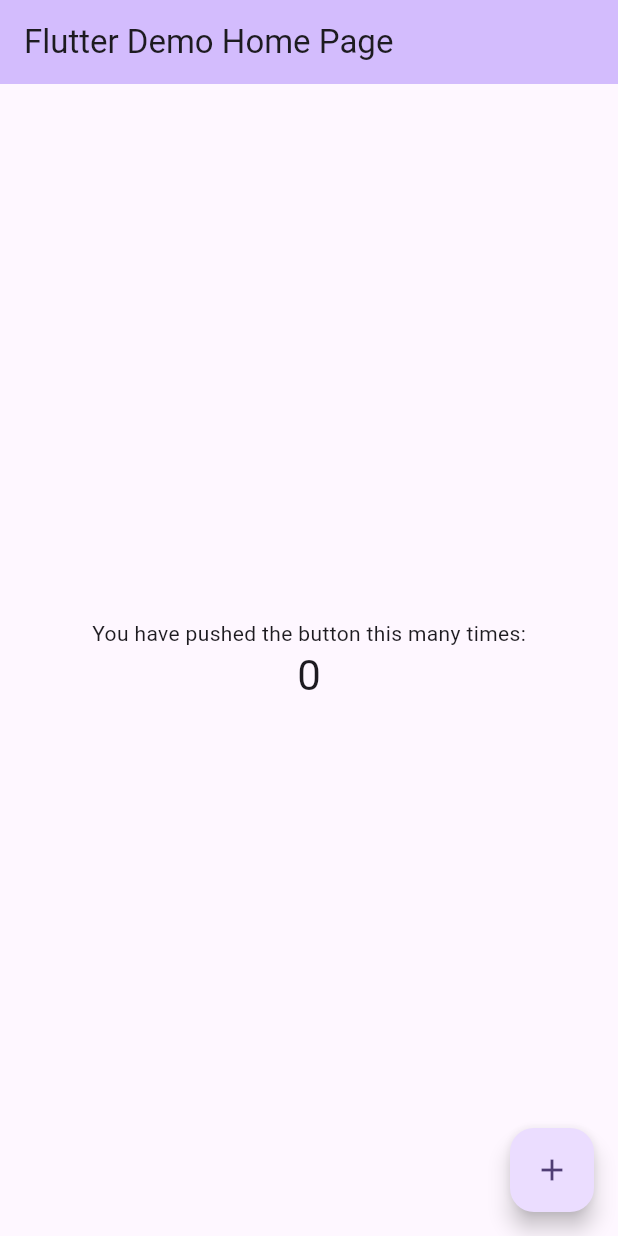
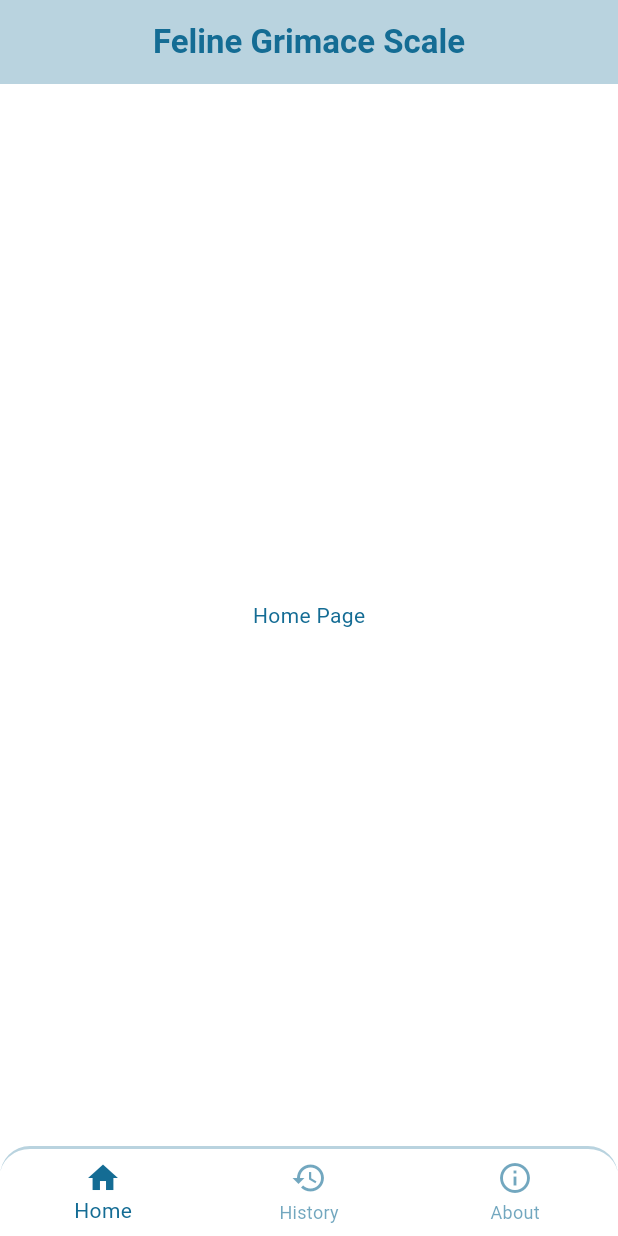
Before and after one commit to rmcaoile/KittyCheck, a Flutter app: the screen it shows after launch, on a phone screen of 412 x 824 dp. Run offline on Flutter 3.47's test engine with Material 3 defaults, Android fonts, the phone set to English and light mode, and no system bars.

Commit message:
feat: made initial pages

```diff
--- /dev/null
+++ b/lib/about/about.dart
@@ -0,0 +1,16 @@
+import 'package:flutter/material.dart';
+import 'package:cat_pain_detector/theme.dart';
+
+class AboutPage extends StatelessWidget {
+  const AboutPage({super.key});
+
+  @override
+  Widget build(BuildContext context) {
+    return Container(
+      color: whiteColor,
+      child: const Center(
+        child: Text('About Page'),
+      ),
+    );
+  }
+}
--- /dev/null
+++ b/lib/history/history.dart
@@ -0,0 +1,16 @@
+import 'package:flutter/material.dart';
+import 'package:cat_pain_detector/theme.dart';
+
+class HistoryPage extends StatelessWidget {
+  const HistoryPage({super.key});
+
+  @override
+  Widget build(BuildContext context) {
+    return Container(
+      color: whiteColor,
+      child: const Center(
+        child: Text('History Page'),
+      ),
+    );
+  }
+}
--- /dev/null
+++ b/lib/home/home.dart
@@ -0,0 +1,16 @@
+import 'package:flutter/material.dart';
+import 'package:cat_pain_detector/theme.dart';
+
+class HomePage extends StatelessWidget {
+  const HomePage({super.key});
+
+  @override
+  Widget build(BuildContext context) {
+    return Container(
+      color: whiteColor,
+      child: const Center(
+        child: Text('Home Page'),
+      ),
+    );
+  }
+}
--- a/lib/main.dart
+++ b/lib/main.dart
@@ -1,4 +1,9 @@
 import 'package:flutter/material.dart';
+import 'package:cat_pain_detector/navbar.dart';
+import 'package:cat_pain_detector/home/home.dart';
+import 'package:cat_pain_detector/history/history.dart';
+import 'package:cat_pain_detector/about/about.dart';
+import 'package:cat_pain_detector/theme.dart';
 
 void main() {
   runApp(const MyApp());
@@ -7,115 +12,59 @@ void main() {
 class MyApp extends StatelessWidget {
   const MyApp({super.key});
 
-  // This widget is the root of your application.
   @override
   Widget build(BuildContext context) {
     return MaterialApp(
-      title: 'Flutter Demo',
-      theme: ThemeData(
-        // This is the theme of your application.
-        //
-        // TRY THIS: Try running your application with "flutter run". You'll see
-        // the application has a purple toolbar. Then, without quitting the app,
-        // try changing the seedColor in the colorScheme below to Colors.green
-        // and then invoke "hot reload" (save your changes or press the "hot
-        // reload" button in a Flutter-supported IDE, or press "r" if you used
-        // the command line to start the app).
-        //
-        // Notice that the counter didn't reset back to zero; the application
-        // state is not lost during the reload. To reset the state, use hot
-        // restart instead.
-        //
-        // This works for code too, not just values: Most code changes can be
-        // tested with just a hot reload.
-        colorScheme: .fromSeed(seedColor: Colors.deepPurple),
-      ),
-      home: const MyHomePage(title: 'Flutter Demo Home Page'),
+      title: 'Feline Grimace Scale',
+      theme: appTheme,
+      home: const MyHomePage(),
     );
   }
 }
 
 class MyHomePage extends StatefulWidget {
-  const MyHomePage({super.key, required this.title});
-
-  // This widget is the home page of your application. It is stateful, meaning
-  // that it has a State object (defined below) that contains fields that affect
-  // how it looks.
-
-  // This class is the configuration for the state. It holds the values (in this
-  // case the title) provided by the parent (in this case the App widget) and
-  // used by the build method of the State. Fields in a Widget subclass are
-  // always marked "final".
-
-  final String title;
+  const MyHomePage({super.key});
 
   @override
   State<MyHomePage> createState() => _MyHomePageState();
 }
 
 class _MyHomePageState extends State<MyHomePage> {
-  int _counter = 0;
+  int _selectedIndex = 0;
 
-  void _incrementCounter() {
+  static const List<Widget> _widgetOptions = <Widget>[
+    HomePage(),
+    HistoryPage(),
+    AboutPage(),
+  ];
+
+  static const List<String> _titles = <String>[
+    'Feline Grimace Scale',
+    'History',
+    'About',
+  ];
+
+  void _onItemTapped(int index) {
     setState(() {
-      // This call to setState tells the Flutter framework that something has
-      // changed in this State, which causes it to rerun the build method below
-      // so that the display can reflect the updated values. If we changed
-      // _counter without calling setState(), then the build method would not be
-      // called again, and so nothing would appear to happen.
-      _counter++;
+      _selectedIndex = index;
     });
   }
 
   @override
   Widget build(BuildContext context) {
-    // This method is rerun every time setState is called, for instance as done
-    // by the _incrementCounter method above.
-    //
-    // The Flutter framework has been optimized to make rerunning build methods
-    // fast, so that you can just rebuild anything that needs updating rather
-    // than having to individually change instances of widgets.
     return Scaffold(
       appBar: AppBar(
-        // TRY THIS: Try changing the color here to a specific color (to
-        // Colors.amber, perhaps?) and trigger a hot reload to see the AppBar
-        // change color while the other colors stay the same.
-        backgroundColor: Theme.of(context).colorScheme.inversePrimary,
-        // Here we take the value from the MyHomePage object that was created by
-        // the App.build method, and use it to set our appbar title.
-        title: Text(widget.title),
-      ),
-      body: Center(
-        // Center is a layout widget. It takes a single child and positions it
-        // in the middle of the parent.
-        child: Column(
-          // Column is also a layout widget. It takes a list of children and
-          // arranges them vertically. By default, it sizes itself to fit its
-          // children horizontally, and tries to be as tall as its parent.
-          //
-          // Column has various properties to control how it sizes itself and
-          // how it positions its children. Here we use mainAxisAlignment to
-          // center the children vertically; the main axis here is the vertical
-          // axis because Columns are vertical (the cross axis would be
-          // horizontal).
-          //
-          // TRY THIS: Invoke "debug painting" (choose the "Toggle Debug Paint"
-          // action in the IDE, or press "p" in the console), to see the
-          // wireframe for each widget.
-          mainAxisAlignment: .center,
-          children: [
-            const Text('You have pushed the button this many times:'),
-            Text(
-              '$_counter',
-              style: Theme.of(context).textTheme.headlineMedium,
-            ),
-          ],
+        backgroundColor: lightBlue,
+        centerTitle: true,
+        title: Text(
+          _titles[_selectedIndex],
+          style: const TextStyle(fontWeight: FontWeight.bold),
         ),
       ),
-      floatingActionButton: FloatingActionButton(
-        onPressed: _incrementCounter,
-        tooltip: 'Increment',
-        child: const Icon(Icons.add),
+      body: _widgetOptions.elementAt(_selectedIndex),
+      bottomNavigationBar: CustomBottomNavBar(
+        currentIndex: _selectedIndex,
+        onTap: _onItemTapped,
       ),
     );
   }
--- /dev/null
+++ b/lib/navbar.dart
@@ -0,0 +1,58 @@
+import 'package:flutter/material.dart';
+import 'package:cat_pain_detector/theme.dart';
+
+class CustomBottomNavBar extends StatelessWidget {
+  final int currentIndex;
+  final ValueChanged<int> onTap;
+
+  const CustomBottomNavBar({
+    super.key,
+    required this.currentIndex,
+    required this.onTap,
+  });
+
+  @override
+  Widget build(BuildContext context) {
+    final colorScheme = Theme.of(context).colorScheme;
+    return Container(
+      decoration: BoxDecoration(
+        color: Colors.white,
+        border: Border(
+          top: BorderSide(color: lightBlue, width: 2),
+        ),
+        borderRadius: const BorderRadius.only(
+          topLeft: Radius.circular(20),
+          topRight: Radius.circular(20),
+        ),
+      ),
+      child: ClipRRect(
+        borderRadius: const BorderRadius.only(
+          topLeft: Radius.circular(18),
+          topRight: Radius.circular(18),
+        ),
+        child: BottomNavigationBar(
+          items: <BottomNavigationBarItem>[
+            BottomNavigationBarItem(
+              icon: currentIndex == 0 ? const Icon(Icons.home) : const Icon(Icons.home_outlined),
+              label: 'Home',
+            ),
+            BottomNavigationBarItem(
+              icon: currentIndex == 1 ? const Icon(Icons.history) : const Icon(Icons.history_outlined),
+              label: 'History',
+            ),
+            BottomNavigationBarItem(
+              icon: currentIndex == 2 ? const Icon(Icons.info) : const Icon(Icons.info_outlined),
+              label: 'About',
+            ),
+          ],
+          currentIndex: currentIndex,
+          selectedItemColor: colorScheme.onSurface,
+          unselectedItemColor: colorScheme.onSurface.withValues(alpha: 0.6),
+          backgroundColor: Colors.transparent,
+          elevation: 0,
+          onTap: onTap,
+        ),
+      ),
+    );
+  }
+}
--- /dev/null
+++ b/lib/theme.dart
@@ -0,0 +1,23 @@
+import 'package:flutter/material.dart';
+
+const Color whiteColor = Colors.white;
+const Color lightBlue = Color.fromRGBO(185, 211, 223, 1.0);
+const Color darkBlue = Color.fromRGBO(20, 108, 148, 1.0);
+
+ThemeData appTheme = ThemeData(
+  colorScheme: ColorScheme.fromSeed(
+    seedColor: lightBlue,
+    primary: darkBlue,
+    surface: whiteColor,
+    onSurface: darkBlue,
+  ),
+  scaffoldBackgroundColor: whiteColor,
+  textTheme: TextTheme(
+    bodyLarge: TextStyle(color: darkBlue),
+    bodyMedium: TextStyle(color: darkBlue),
+    bodySmall: TextStyle(color: darkBlue),
+    headlineLarge: TextStyle(color: darkBlue),
+    headlineMedium: TextStyle(color: darkBlue),
+    headlineSmall: TextStyle(color: darkBlue),
+  ),
+);
```
Also changed, not shown: lib/assets/images/cat_logo.png (added), lib/assets/images/cat_sample.png (added), lib/home/camera.dart (added), lib/home/upload_image.dart (added), 1 other file.
